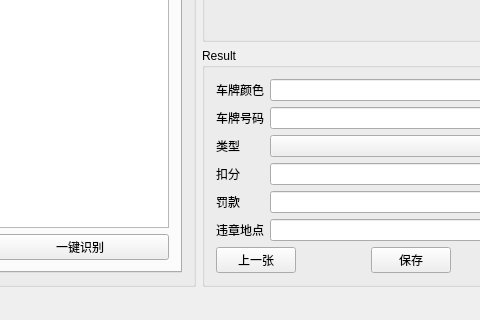
Before: the Qt Designer form mainwindow.ui in jozhn/PServer, drawn with Qt 5; both pictures show x 232 to 712 and y 330 to 650 of the 1285 by 650 pixel window.
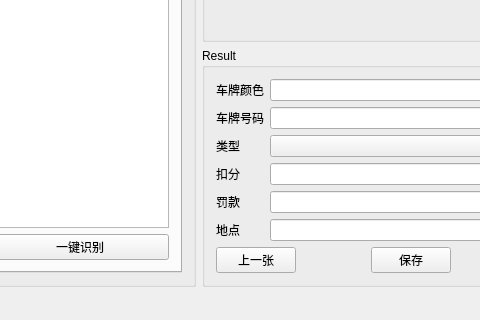
After: the same form once the commit is applied. The open tabs and pages were chosen to show the change.

```diff
--- a/mainwindow.ui
+++ b/mainwindow.ui
@@ -262,7 +262,7 @@
            <item row="5" column="0">
             <widget class="QLabel" name="location">
              <property name="text">
-              <string>违章地点</string>
+              <string>地点</string>
              </property>
             </widget>
            </item>
```
Left out of the diff: 2 changed lines with no effect on the pictures.
